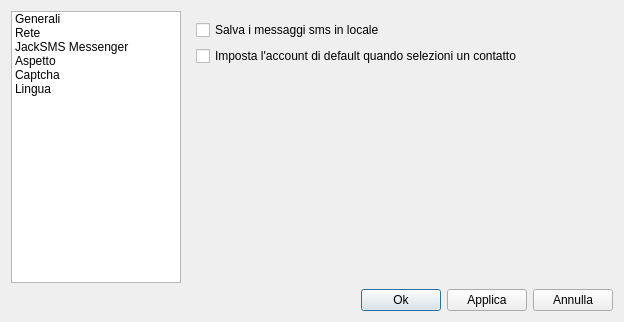
The window that opzionidialog.ui (freesmee/freesmee-desktop) describes before a commit, drawn with Qt 5.
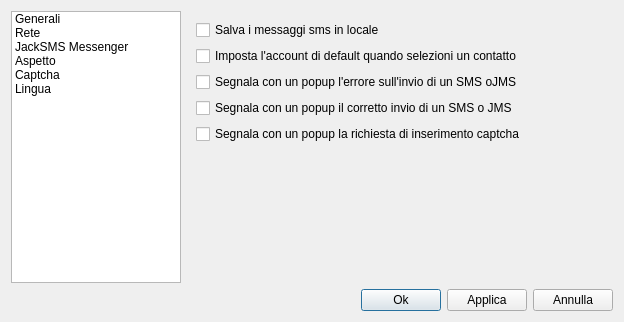
The same window after the commit. The open tabs and pages were chosen to show the change. Icons and pictures are not drawn.

Commit message:
1)aggiunte 3 opzioni: popup alla richiesta del captcha,popup sul fallito invio,popup sul corretto invo 2)implementato il flag jms sull'aggiunta dei contatti (questo solo x info a dark) 3)fixato problemino che c'era sul cambio di tipo del messaggio abbinato al filtra 4)fixato problemino sul "cita" (prendeva alcuni caratteri html anzichè il testo esatto)
extra : convert_revision : svn%3A7363d3a4-9750-e393-0ab5-40250ee986cf/trunk%4031

```diff
--- a/opzionidialog.ui
+++ b/opzionidialog.ui
@@ -126,6 +126,27 @@
                </property>
               </widget>
              </item>
+             <item>
+              <widget class="QCheckBox" name="errorSmsPopup">
+               <property name="text">
+                <string>Segnala con un popup l'errore sull'invio di un SMS oJMS</string>
+               </property>
+              </widget>
+             </item>
+             <item>
+              <widget class="QCheckBox" name="successSmsPopup">
+               <property name="text">
+                <string>Segnala con un popup il corretto invio di un SMS o JMS</string>
+               </property>
+              </widget>
+             </item>
+             <item>
+              <widget class="QCheckBox" name="captchaPopup">
+               <property name="text">
+                <string>Segnala con un popup la richiesta di inserimento captcha</string>
+               </property>
+              </widget>
+             </item>
              <item>
               <spacer name="verticalSpacer">
                <property name="orientation">
```
Left out of the diff: 2 changed lines with no effect on the pictures. The commit also changes 17 other files.
